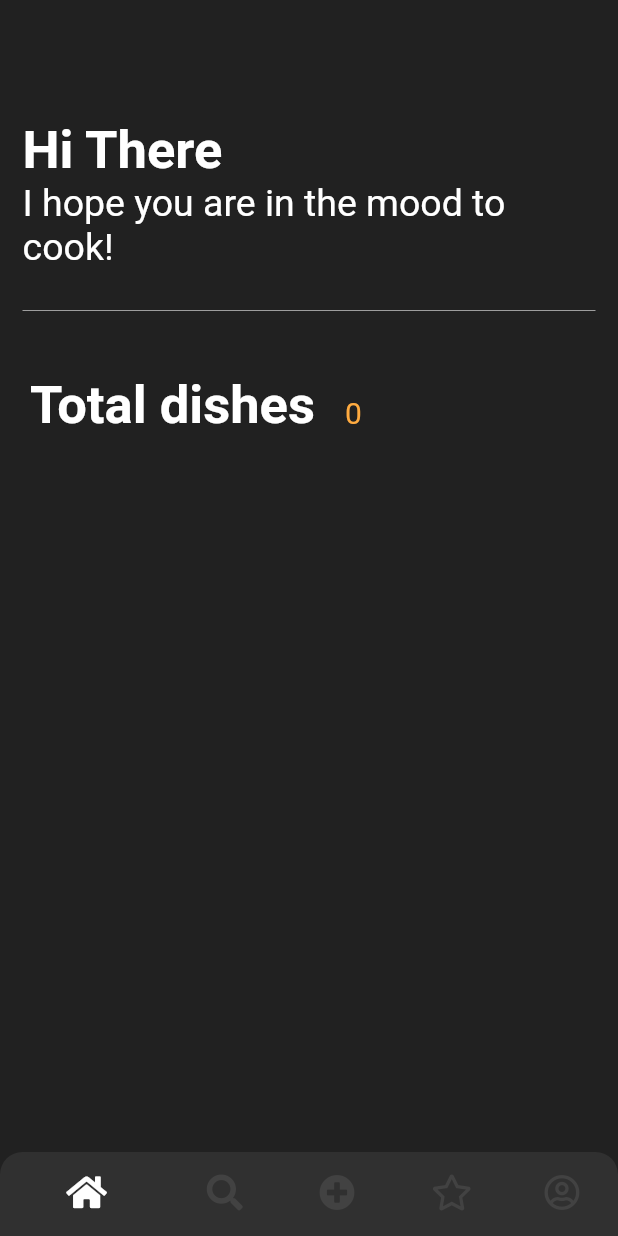
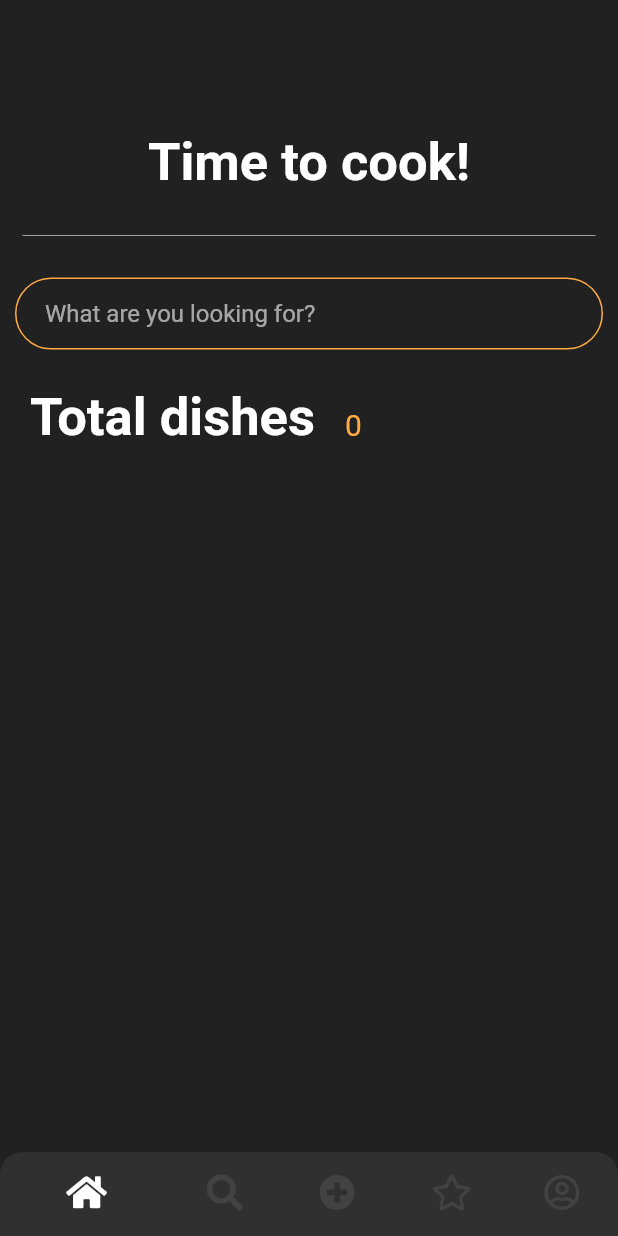
Before and after one commit to TIRILI88/dart_mondayCooks, a Flutter app: the screen it shows after launch, on a phone screen of 412 x 824 dp. Run offline on Flutter 3.47's test engine with Material 2 defaults, Android fonts, the phone set to English and light mode, and no system bars; our stand-ins replace cloud_firestore, firebase_auth, firebase_core, firebase_storage, font_awesome_flutter, image_picker and 2 more; accounts and stored records are empty.

Commit message:
Changes StartPage: - No User Welcome - Random Welcome Phrases - SearchBar

```diff
--- a/lib/constants.dart
+++ b/lib/constants.dart
@@ -2,6 +2,10 @@ import 'package:flutter/material.dart';
 
 const Color kColorContainer = Color(0xFF363636);
 const Color kColorBackgroundDark = Color(0xFF212121);
+
+const List kWelcomePhrases = [
+  'Time to cook!', 'Is it monday already?', 'Hungry? - Me too!', 'Let get something good on the table!',
+];
 
 const kWelcomeTextField = TextStyle(
   fontSize: 35,
--- /dev/null
+++ b/lib/debouncer_class.dart
@@ -0,0 +1,18 @@
+import 'package:flutter/material.dart';
+import 'dart:async';
+
+class Debouncer {
+
+  final int millisenconds;
+  VoidCallback action;
+  Timer _timer;
+
+  Debouncer({this.millisenconds});
+
+  run(VoidCallback action) {
+    if (null != _timer) {
+      _timer.cancel();
+    }
+    _timer = Timer(Duration(microseconds: millisenconds), action);
+  }
+}
--- a/lib/globals.dart
+++ /dev/null
@@ -1,4 +0,0 @@
-library monday_cooks.globals;
-
-
-bool isLoggedIn = false;
--- a/lib/start_page.dart
+++ b/lib/start_page.dart
@@ -1,5 +1,5 @@
-// import 'SEARCH-BAR';
 import 'package:flutter/material.dart';
+import 'package:monday_cooks/debouncer_class.dart';
 import 'package:monday_cooks/recipe_class.dart';
 import 'package:monday_cooks/recipe_page.dart';
 import 'database.dart';
@@ -8,6 +8,7 @@ import 'scroll_container.dart';
 import 'constants.dart';
 import 'category_class.dart';
 import 'user_data.dart';
+import 'dart:math';
 
 
 class StartPage extends StatefulWidget {
@@ -21,6 +22,7 @@ class _StartPageState extends State<StartPage> {
   List<Recipe> filteredRecipes;
   List<Category> categories;
   List<UserData> user;
+  final _debouncer = Debouncer(millisenconds: 500);
 
   @override
   void initState() {
@@ -50,30 +52,16 @@ class _StartPageState extends State<StartPage> {
               children: [
                 // User Container
                 Container(
-                  height: 200,
+                  height: 150,
                   margin: EdgeInsets.all(15),
                   child: Column(
                     mainAxisAlignment: MainAxisAlignment.end,
                     crossAxisAlignment: CrossAxisAlignment.start,
                     children: [
-                      FutureBuilder(
-                          future: DataBaseService().getCurrentUser(),
-                          builder: (BuildContext context, AsyncSnapshot snapshot) {
-                            if (snapshot.data == null) {
-                              return Text('Hi There!',
-                              style: kWelcomeTextField);
-                            } else {
-                              return Text('Hi ${snapshot.data[0].userName}',
-                              style: kWelcomeTextField);
-                           }
-                        }
+                      Center(
+                        child: Text(kWelcomePhrases[Random().nextInt(kWelcomePhrases.length)],
+                          style: kWelcomeTextField),
                       ),
-                      Text('I hope you are in the mood to cook!',
-                        style: TextStyle(
-                            fontSize: 25,
-                            color: Colors.white,
-                            // fontWeight: FontWeight.bold
-                        ),),
                       SizedBox(height: 20),
                       Divider(
                           color: Colors.grey
@@ -83,7 +71,26 @@ class _StartPageState extends State<StartPage> {
                 ),
                 //New Dishes Container
                 Container(
-                  margin: EdgeInsets.all(20),
+                  margin: EdgeInsets.symmetric(vertical: 5.0, horizontal: 10.0),
+                    child: TextField(
+                        decoration: kTextFieldDecoration.copyWith(
+                            hintText: 'What are you looking for?'
+                        ),
+                      onChanged: (string) {
+                          _debouncer.run((){
+                            setState(() {
+                              filteredRecipes = recipes.where((r) =>
+                              (r.category.toLowerCase().contains(string.toLowerCase()) ||
+                                  r.recipeText.toLowerCase().contains(string.toLowerCase()) ||
+                                  r.recipeName.toLowerCase().contains(string.toLowerCase()))
+                              ).toList();
+                            });
+                          });
+                      },
+                    )
+                ),
+                Container(
+                  margin: EdgeInsets.all(20.0),
                   child: Row(
                     crossAxisAlignment: CrossAxisAlignment.baseline,
                     textBaseline: TextBaseline.alphabetic,
@@ -107,7 +114,7 @@ class _StartPageState extends State<StartPage> {
                 ),
                 // Dish Category Slider
                 Container(
-                  height: 100,
+                  height: 80,
                   child: Expanded(
                     child: ListView.builder(
                         shrinkWrap: true,
@@ -127,8 +134,6 @@ class _StartPageState extends State<StartPage> {
                   ),
                 ),
                 SizedBox(height: 20),
-                // *** SEARCHBAR FOR LATER USE
-                // SearchBar(onSearch: onSearch, onItemFound: onItemFound),
                 // Recipe Container Slider
                 Expanded(child:
                 ListView.builder(
```
Lines whose indentation alone changed are shown as unchanged.
